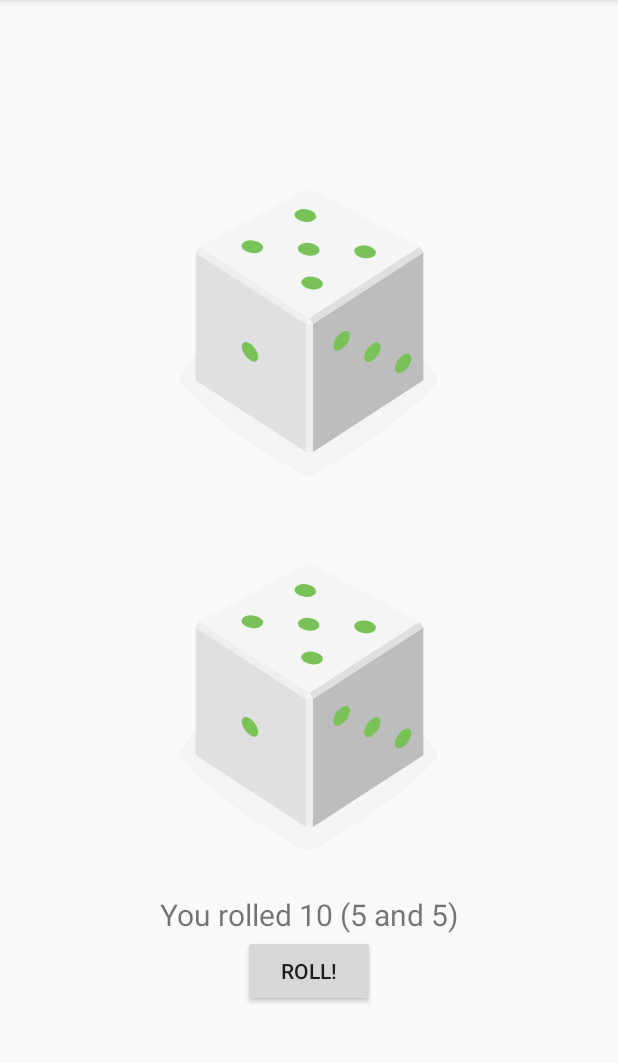
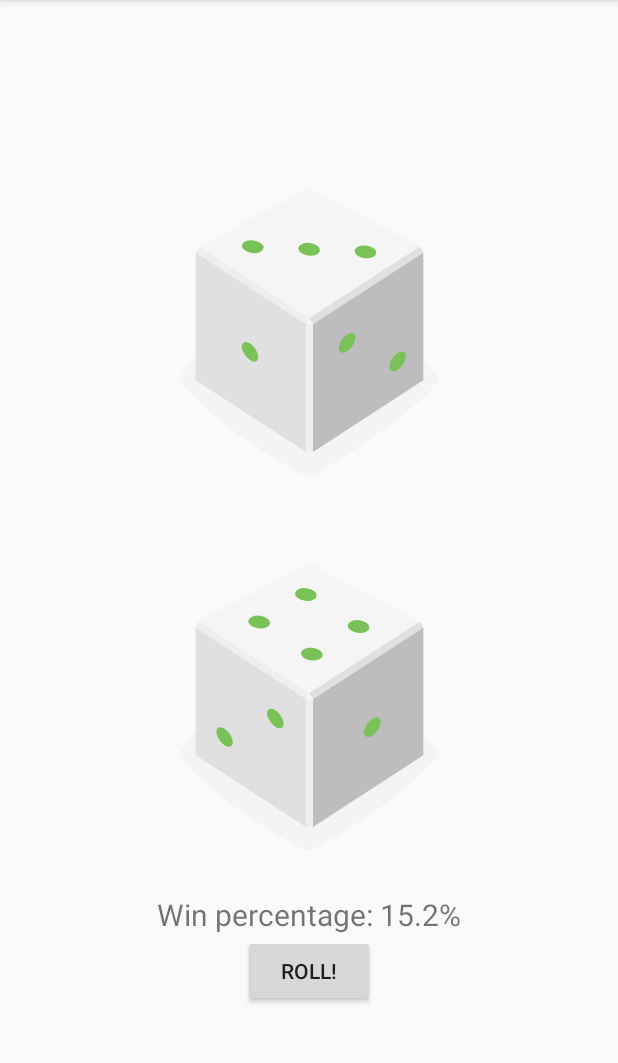
Before and after one commit to Trimbell/DiceRoller, an Android app: the screen it shows after launch (MainActivity), after a tap on "ROLL!", on a phone screen of 412 x 824 dp, the part 84-1147 px from its top. Run offline under Robolectric (Android 15) with nearby library versions, the phone set to English and light mode, and no system bars.

Commit message:
Change to probability for doubles

```diff
--- a/app/build.gradle
+++ b/app/build.gradle
@@ -14,6 +14,7 @@ android {
         versionCode 1
         versionName "1.0"
         testInstrumentationRunner "androidx.test.runner.AndroidJUnitRunner"
+        vectorDrawables.useSupportLibrary = true
     }
     buildTypes {
         release {
--- a/app/src/main/java/com/trimbell/diceroller/MainActivity.kt
+++ b/app/src/main/java/com/trimbell/diceroller/MainActivity.kt
@@ -1,5 +1,6 @@
 package com.trimbell.diceroller
 
+import android.media.Image
 import androidx.appcompat.app.AppCompatActivity
 import android.os.Bundle
 import android.widget.Button
@@ -13,40 +14,34 @@ class MainActivity : AppCompatActivity() {
         super.onCreate(savedInstanceState)
         setContentView(R.layout.activity_main)
 
-        val rollButton: Button = findViewById(R.id.roll_button)
+        val rollButton = findViewById<Button>(R.id.roll_button)
+        val diceText = findViewById<TextView>(R.id.dice_text)
+        val diceImage1 = findViewById<ImageView>(R.id.dice_image_1)
+        val diceImage2 = findViewById<ImageView>(R.id.dice_image_2)
+
         rollButton.setOnClickListener {
-            rollDice()
+            var count = 0
+            val rolls = 1000
+            repeat(rolls) {
+                if (rollDie(diceImage1) == rollDie(diceImage2)) count++
+            }
+            diceText.text = getString(R.string.roll_info, (count / rolls.toFloat() * 100f))
+//            diceText.text = "${0= * 100f}"
         }
     }
 
-    private fun rollDice() {
-        val diceNum1 = Random.nextInt(6) + 1
-        val diceNum2 = Random.nextInt(6) + 1
+    private fun rollDie(image: ImageView): Int {
+        val diceNum = Random.nextInt(6) + 1
 
-        val drawableResource1 = when (diceNum1) {
+        image.setImageResource(when (diceNum) {
             1 -> R.drawable.dice_1
             2 -> R.drawable.dice_2
             3 -> R.drawable.dice_3
             4 -> R.drawable.dice_4
             5 -> R.drawable.dice_5
             else -> R.drawable.dice_6
-        }
+        })
 
-        val drawableResource2 = when (diceNum2) {
-            1 -> R.drawable.dice_1
-            2 -> R.drawable.dice_2
-            3 -> R.drawable.dice_3
-            4 -> R.drawable.dice_4
-            5 -> R.drawable.dice_5
-            else -> R.drawable.dice_6
-        }
-
-
-        val diceText = findViewById<TextView>(R.id.dice_text)
-        val diceImage1: ImageView = findViewById(R.id.dice_image_1)
-        val diceImage2: ImageView = findViewById(R.id.dice_image_2)
-        diceText.text = getString(R.string.roll_info, diceNum1 + diceNum2, diceNum1, diceNum2)
-        diceImage1.setImageResource(drawableResource1)
-        diceImage2.setImageResource(drawableResource2)
+        return diceNum
     }
 }
--- a/app/src/main/res/layout/activity_main.xml
+++ b/app/src/main/res/layout/activity_main.xml
@@ -1,6 +1,6 @@
 <?xml version="1.0" encoding="utf-8"?>
-<LinearLayout
-    xmlns:android="http://schemas.android.com/apk/res/android"
+<LinearLayout xmlns:android="http://schemas.android.com/apk/res/android"
+    xmlns:app="http://schemas.android.com/apk/res-auto"
     xmlns:tools="http://schemas.android.com/tools"
     android:layout_width="match_parent"
     android:layout_height="wrap_content"
@@ -13,13 +13,13 @@
         android:id="@+id/dice_image_1"
         android:layout_width="wrap_content"
         android:layout_height="wrap_content"
-        android:src="@drawable/empty_dice" />
+        app:srcCompat="@drawable/empty_dice" />
 
     <ImageView
         android:id="@+id/dice_image_2"
         android:layout_width="wrap_content"
         android:layout_height="wrap_content"
-        android:src="@drawable/empty_dice" />
+        app:srcCompat="@drawable/empty_dice" />
 
     <TextView
         android:id="@+id/dice_text"
@@ -32,6 +32,5 @@
         android:id="@+id/roll_button"
         android:layout_width="wrap_content"
         android:layout_height="wrap_content"
-        android:layout_gravity="center_horizontal"
         android:text="@string/roll" />
 </LinearLayout>
--- a/app/src/main/res/values/strings.xml
+++ b/app/src/main/res/values/strings.xml
@@ -1,5 +1,5 @@
 <resources xmlns:xliff="urn:oasis:names:tc:xliff:document:1.2">
     <string name="app_name">Dice Roller</string>
     <string name="roll">Roll!</string>
-    <string name="roll_info">You rolled %d (%d and %d)</string>
+    <string name="roll_info">Win percentage:  %.01f%%</string>
 </resources>
```
